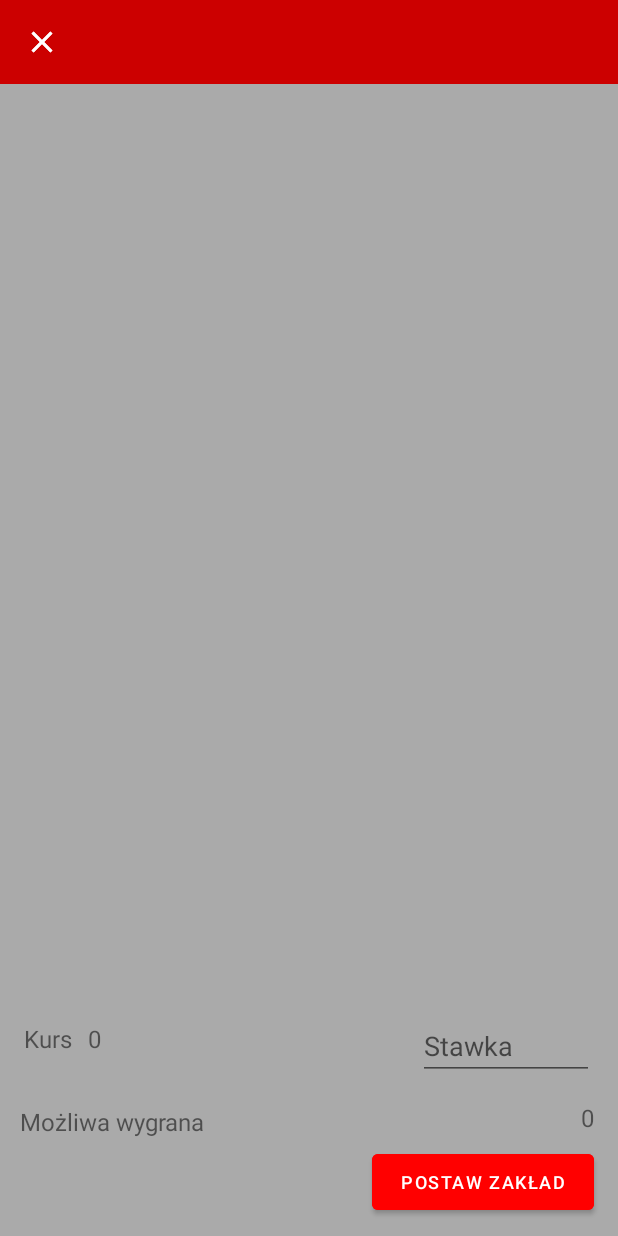
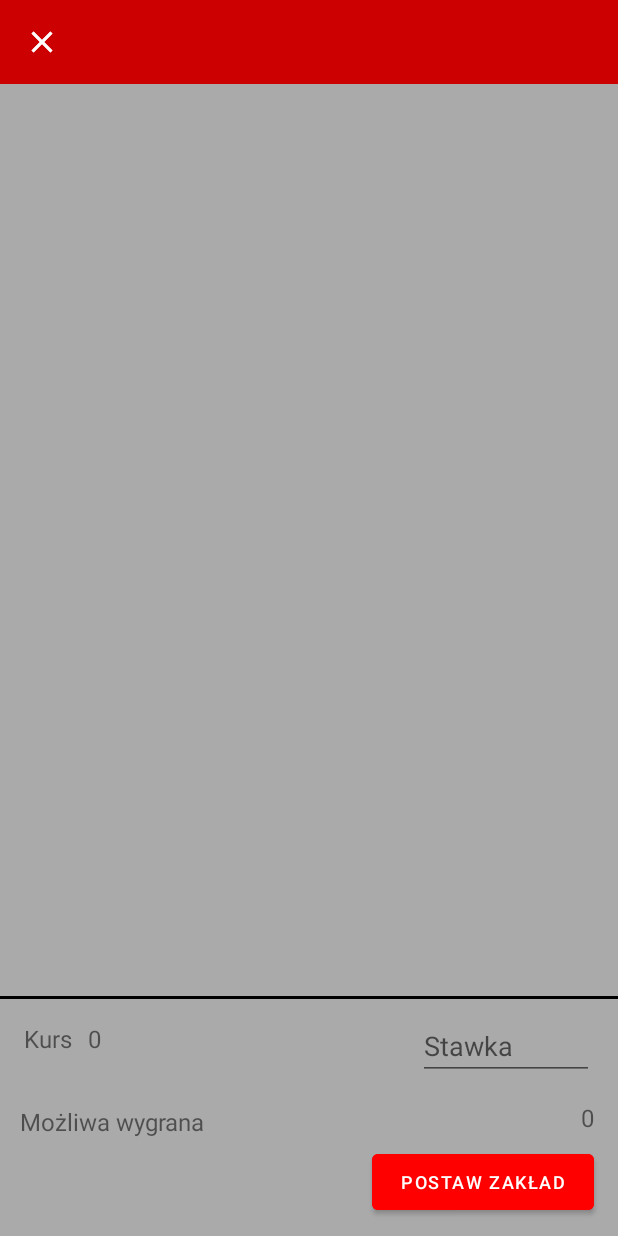
Before and after one commit to Fiko99/InzBet, an Android app: the NewBetActivity screen opened directly, with no data from a screen before it, on a phone screen of 412 x 824 dp. Run offline under Robolectric (Android 15) with nearby library versions, the phone set to English and light mode, and no system bars; 1 statement that could not run was skipped.

Commit message:
Added odds display

```diff
--- a/app/src/main/java/com/example/inzbet/MainActivity.java
+++ b/app/src/main/java/com/example/inzbet/MainActivity.java
@@ -134,7 +134,7 @@ public class MainActivity extends AppCompatActivity {
         ArrayList<Match> listMatches = new ArrayList<>();
         if (matches != null) {
             for (Match m : matches) {
-                if (m.getType() != null) {
+                if (m.getType() != null && m.getOdds() != null) {
                     listMatches.add(m);
                 }
             }
--- a/app/src/main/java/com/example/inzbet/pojo/Odds.java
+++ b/app/src/main/java/com/example/inzbet/pojo/Odds.java
@@ -1,9 +1,15 @@
 package com.example.inzbet.pojo;
+
+import android.os.Parcel;
+import android.os.Parcelable;
 
 public class Odds {
     private float homeTeamOdd;
     private float awayTeamOdd;
     private float drawOdd;
+
+    public Odds() {
+    }
 
     public Odds(float homeTeamOdd, float awayTeamOdd, float drawOdd) {
         this.homeTeamOdd = homeTeamOdd;
--- a/app/src/main/res/layout/bet_summary.xml
+++ b/app/src/main/res/layout/bet_summary.xml
@@ -5,8 +5,18 @@
     android:layout_height="160dp">
 
     <androidx.constraintlayout.widget.ConstraintLayout
+        android:id="@+id/constraint_layout"
         android:layout_width="match_parent"
         android:layout_height="match_parent">
+
+        <View
+            android:id="@+id/view"
+            android:layout_width="match_parent"
+            android:layout_height="2dp"
+            android:background="@android:color/background_dark"
+            app:layout_constraintLeft_toLeftOf="parent"
+            app:layout_constraintRight_toRightOf="parent"
+            app:layout_constraintTop_toTopOf="@+id/constraint_layout" />
 
         <TextView
             android:id="@+id/odd_text"
--- a/app/src/main/res/layout/coupon.xml
+++ b/app/src/main/res/layout/coupon.xml
@@ -49,6 +49,7 @@
         android:layout_height="wrap_content"
         android:layout_marginTop="4dp"
         android:text="type"
+        android:textColor="@color/white"
         android:textStyle="bold"
         app:layout_constraintStart_toStartOf="@+id/c_home_team"
         app:layout_constraintTop_toBottomOf="@+id/c_home_team" />
--- a/app/src/main/res/layout/fragment_account.xml
+++ b/app/src/main/res/layout/fragment_account.xml
@@ -76,13 +76,13 @@
         android:id="@+id/deposit_text"
         android:layout_width="wrap_content"
         android:layout_height="wrap_content"
-        android:text="Kwota depozytu"
+        android:text="Kwota depozytu (1-1000000 zł)"
         android:textSize="16sp"
         app:layout_constraintBottom_toBottomOf="parent"
         app:layout_constraintEnd_toEndOf="parent"
-        app:layout_constraintHorizontal_bias="0.282"
+        app:layout_constraintHorizontal_bias="0.441"
         app:layout_constraintStart_toStartOf="parent"
         app:layout_constraintTop_toTopOf="parent"
-        app:layout_constraintVertical_bias="0.447" />
+        app:layout_constraintVertical_bias="0.442" />
 
 </androidx.constraintlayout.widget.ConstraintLayout>
```
Also changed, not shown: app/src/main/java/com/example/inzbet/CouponRecycleViewAdapter.java (+6 -1 lines), app/src/main/java/com/example/inzbet/SharedViewModel.java (deleted, +0 -17 lines), app/src/main/java/com/example/inzbet/fragments/AccountFragment.java (+7 -0 lines), app/src/main/java/com/example/inzbet/pojo/Match.java (+7 -0 lines).
